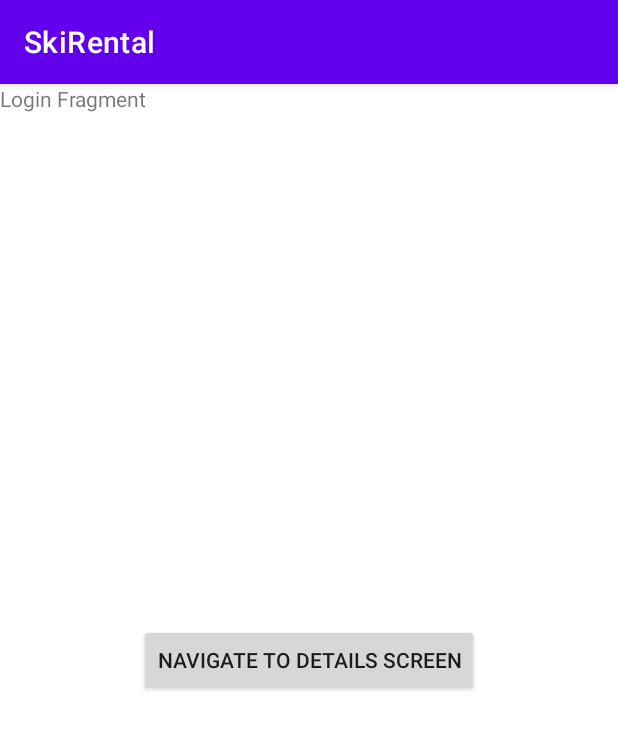
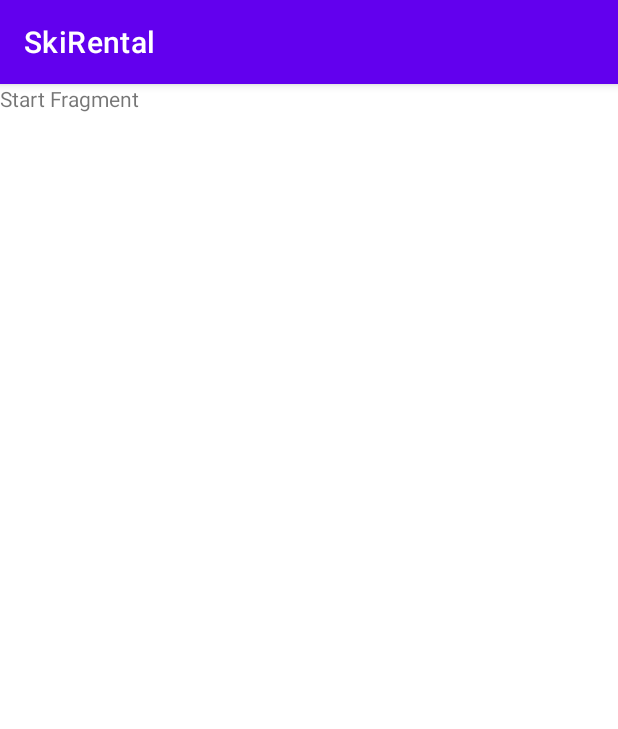
Before and after one commit to RiceanVlad/SkiRentalBachelorDegree, an Android app: the screen it shows after launch (MainActivity), on a phone screen of 412 x 824 dp. Shown: the top 729 px of the screen. Run offline under Robolectric (Android 15) with nearby library versions, the phone set to English and light mode, and no system bars.

Commit message:
-added StartFragment and HomeFragment

```diff
--- /dev/null
+++ b/app/src/main/java/com/example/skirental/ui/fragments/StartFragment.kt
@@ -0,0 +1,33 @@
+package com.example.skirental.ui.fragments
+
+import androidx.lifecycle.ViewModelProvider
+import android.os.Bundle
+import androidx.fragment.app.Fragment
+import android.view.LayoutInflater
+import android.view.View
+import android.view.ViewGroup
+import com.example.skirental.R
+import com.example.skirental.viewmodels.StartViewModel
+
+class StartFragment : Fragment() {
+
+    companion object {
+        fun newInstance() = StartFragment()
+    }
+
+    private lateinit var viewModel: StartViewModel
+
+    override fun onCreateView(
+        inflater: LayoutInflater, container: ViewGroup?,
+        savedInstanceState: Bundle?
+    ): View? {
+        return inflater.inflate(R.layout.start_fragment, container, false)
+    }
+
+    override fun onActivityCreated(savedInstanceState: Bundle?) {
+        super.onActivityCreated(savedInstanceState)
+        viewModel = ViewModelProvider(this).get(StartViewModel::class.java)
+        // TODO: Use the ViewModel
+    }
+
+}
--- /dev/null
+++ b/app/src/main/java/com/example/skirental/viewmodels/StartViewModel.kt
@@ -0,0 +1,7 @@
+package com.example.skirental.viewmodels
+
+import androidx.lifecycle.ViewModel
+
+class StartViewModel : ViewModel() {
+    // TODO: Implement the ViewModel
+}
--- /dev/null
+++ b/app/src/main/res/layout/start_fragment.xml
@@ -0,0 +1,13 @@
+<?xml version="1.0" encoding="utf-8"?>
+<FrameLayout xmlns:android="http://schemas.android.com/apk/res/android"
+    xmlns:tools="http://schemas.android.com/tools"
+    android:layout_width="match_parent"
+    android:layout_height="match_parent"
+    tools:context=".ui.fragments.StartFragment">
+
+    <TextView
+        android:layout_width="match_parent"
+        android:layout_height="match_parent"
+        android:text="Start Fragment" />
+
+</FrameLayout>
--- a/app/src/main/res/navigation/nav_graph.xml
+++ b/app/src/main/res/navigation/nav_graph.xml
@@ -3,7 +3,7 @@
              xmlns:app="http://schemas.android.com/apk/res-auto"
     xmlns:tools="http://schemas.android.com/tools"
     android:id="@+id/nav_graph"
-    app:startDestination="@id/loginFragment">
+    app:startDestination="@id/startFragment">
 
     <fragment
         android:id="@+id/loginFragment"
@@ -19,4 +19,9 @@
         android:name="com.example.skirental.ui.fragments.LoginDetailsFragment"
         android:label="login_details_fragment"
         tools:layout="@layout/login_details_fragment" />
+    <fragment
+        android:id="@+id/startFragment"
+        android:name="com.example.skirental.ui.fragments.StartFragment"
+        android:label="start_fragment"
+        tools:layout="@layout/start_fragment" />
 </navigation>
```
Also changed, not shown: app/src/main/java/com/example/skirental/ui/fragments/HomeFragment.kt (added, +33 -0 lines), app/src/main/java/com/example/skirental/viewmodels/HomeViewModel.kt (added, +7 -0 lines), app/src/main/res/layout/home_fragment.xml (added, +13 -0 lines).
